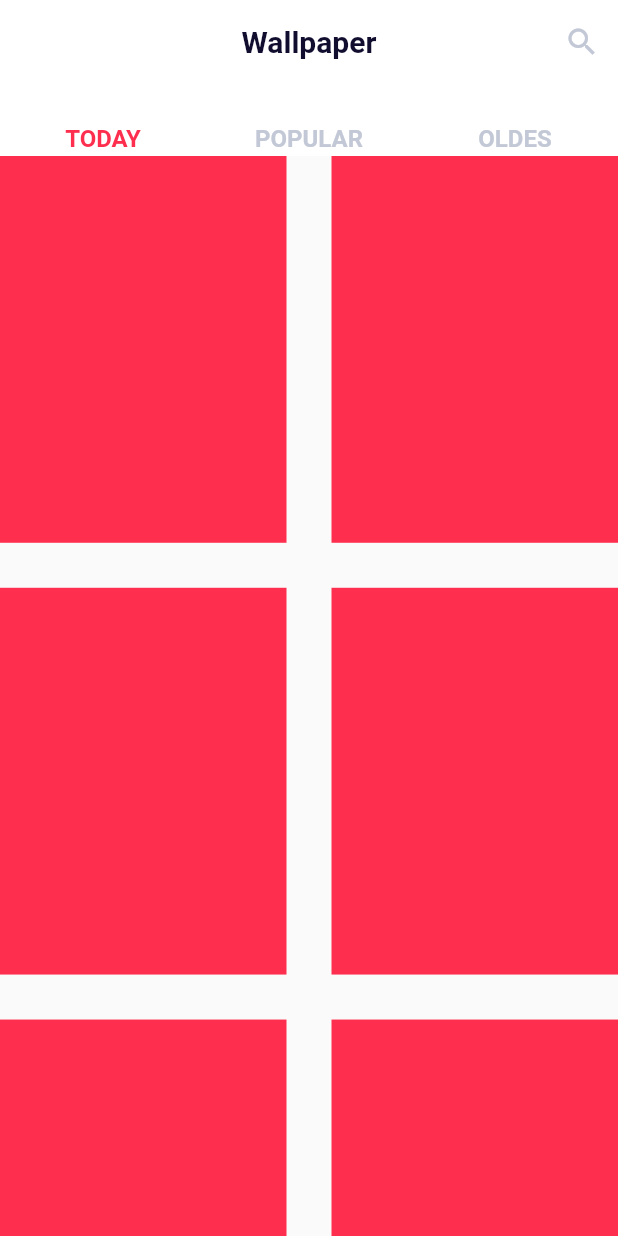
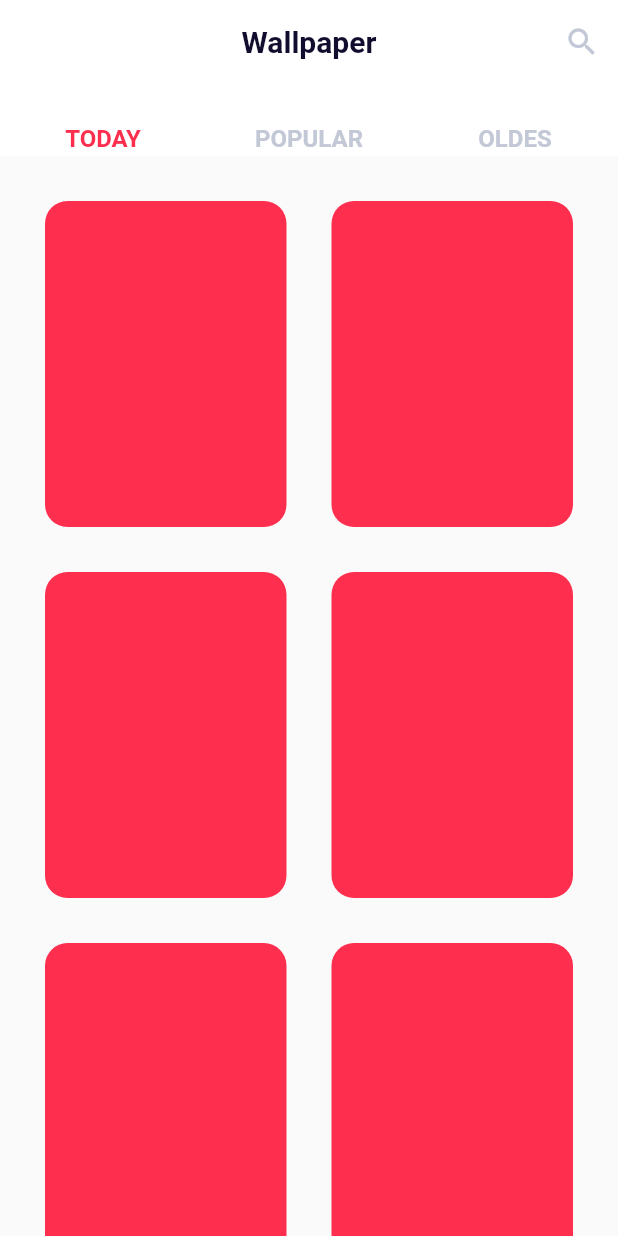
Before and after one commit to ppmasa8/museum_wallpaper, a Flutter app: the screen it shows after launch, on a phone screen of 412 x 824 dp. Run offline on Flutter 3.47's test engine with Material 2 defaults, Android fonts, the phone set to English and light mode, and no system bars.

Commit message:
Modified style of gridbox

```diff
--- a/lib/view/screens/homeview.dart
+++ b/lib/view/screens/homeview.dart
@@ -48,6 +48,7 @@ class HomeView extends StatelessWidget {
           ]),
         ),
         body: const TabBarView(
+          physics: BouncingScrollPhysics(),
           children: [
             SharedGridWidget(),
             SharedGridWidget(),
--- a/lib/view/utils/shared/shared_grid_widget.dart
+++ b/lib/view/utils/shared/shared_grid_widget.dart
@@ -6,15 +6,23 @@ class SharedGridWidget extends StatelessWidget {
 
   @override
   Widget build(BuildContext context) {
-    return GridView.builder(
+    return Padding(
+      padding: const EdgeInsets.only(top: 30, right: 30, bottom: 0, left: 30),
+      child: GridView.builder(
+        physics: const BouncingScrollPhysics(),
         gridDelegate: SliverGridDelegateWithFixedCrossAxisCount(
             crossAxisCount: 2,
             mainAxisSpacing: 30,
             crossAxisSpacing: 30,
             childAspectRatio: 2 / 2.7,
         ),
+        itemCount: 10,
         itemBuilder: (context, index) => Container(
+          decoration: BoxDecoration(
+            borderRadius: BorderRadius.circular(15),
             color: pinkcolor,
+          ),
+        ),
       ),
     );
   }
```
Lines whose indentation alone changed are shown as unchanged.
